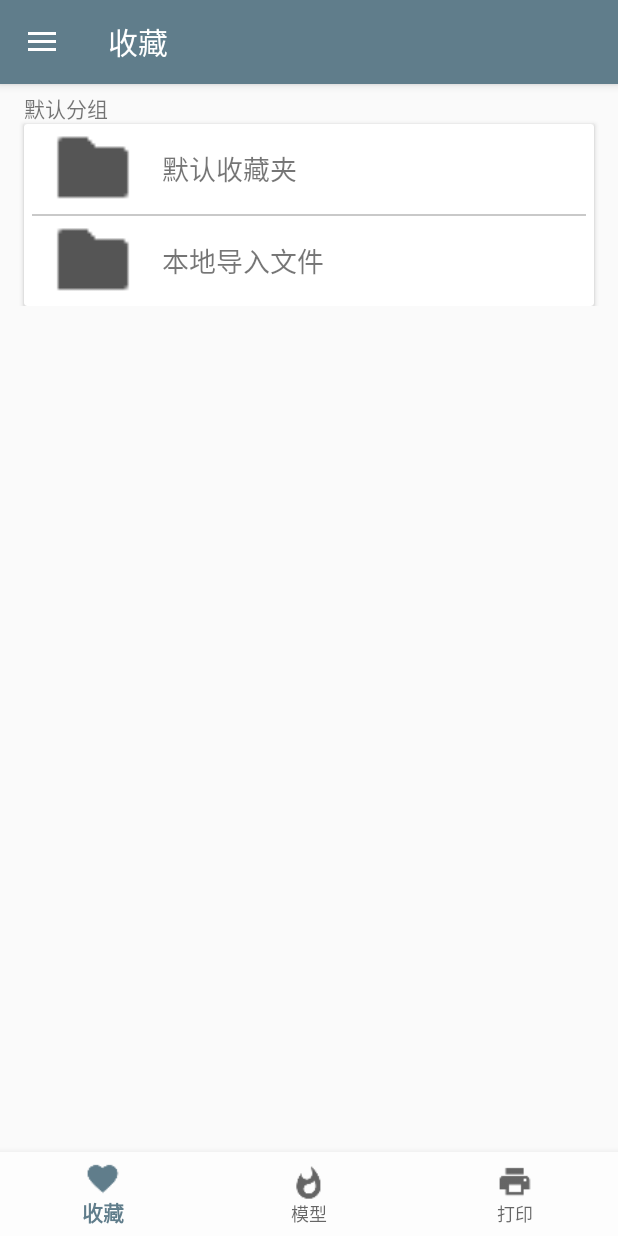
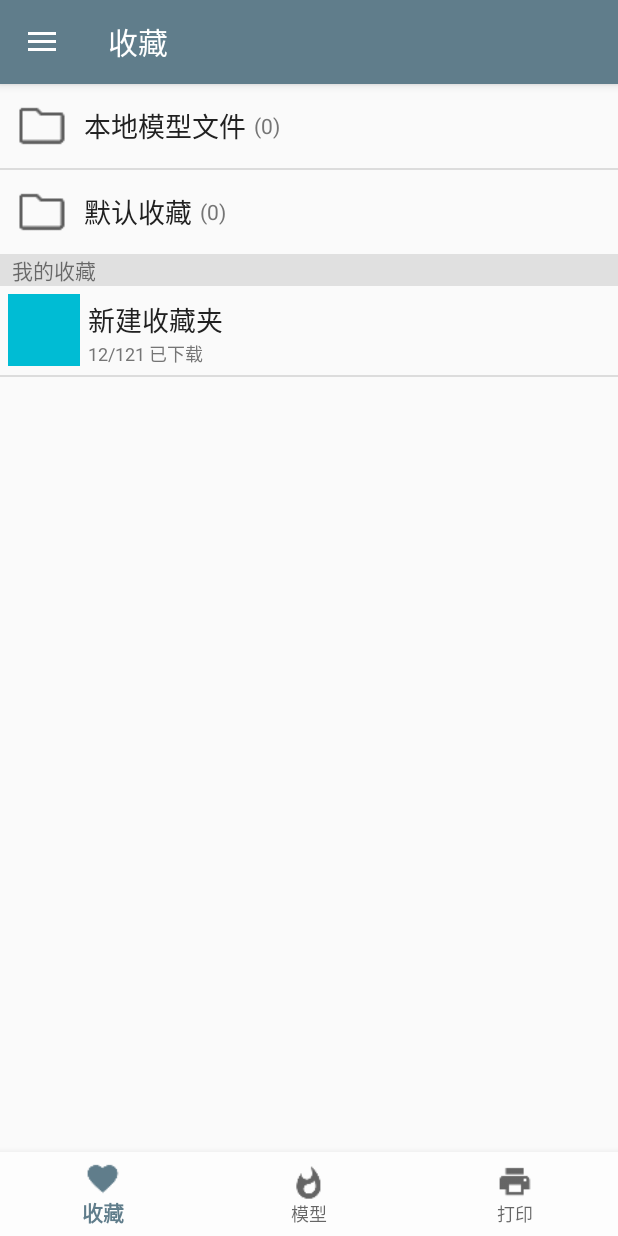
Before and after one commit to xhd-Git/3DPrint-Controller, an Android app: the screen it shows after launch (MainActivity), in the side drawer, after a tap on "分享", on a phone screen of 412 x 824 dp. Run offline under Robolectric (Android 15) with nearby library versions, the phone set to English and light mode, and no system bars; our stand-ins replace ButterKnife; libraries missing offline, so code that uses them is left out: com.facebook.drawee; pictures from the network do not load; 4 statements that could not run were skipped.

Commit message:
my favorite page : layout;

```diff
--- a/app/src/main/AndroidManifest.xml
+++ b/app/src/main/AndroidManifest.xml
@@ -45,7 +45,8 @@
         <activity
             android:name=".ui.PrintHistoryAct"
             android:label="打印历史" />
-        <activity android:name=".ui.ModelInfoAct"></activity>
+        <activity android:name=".ui.ModelInfoAct" />
+        <activity android:name=".ui.StlViewAct"></activity>
     </application>
 
 </manifest>
--- /dev/null
+++ b/app/src/main/java/com/realwork/reol/a3dprint_controller/entity/FavoriteInfoEntity.java
@@ -0,0 +1,42 @@
+package com.realwork.reol.a3dprint_controller.entity;
+
+import java.util.ArrayList;
+import java.util.List;
+
+/**
+ * Created by reol on 2017/4/19.
+ */
+
+public class FavoriteInfoEntity {
+    private String title;
+    private String number;
+
+    public FavoriteInfoEntity(String title, String number) {
+        this.title = title;
+        this.number = number;
+    }
+
+    public String getTitle() {
+        return title;
+    }
+
+    public void setTitle(String title) {
+        this.title = title;
+    }
+
+    public String getNumber() {
+        return number;
+    }
+
+    public void setNumber(String number) {
+        this.number = number;
+    }
+
+    public static ArrayList<FavoriteInfoEntity> getDefaultList(){
+        ArrayList<FavoriteInfoEntity> list = new ArrayList<>(2);
+        list.add(new FavoriteInfoEntity("本地模型文件","(0)"));
+        list.add(new FavoriteInfoEntity("默认收藏","(0)"));
+
+        return list;
+    }
+}
--- /dev/null
+++ b/app/src/main/java/com/realwork/reol/a3dprint_controller/entity/MineFavoriteEntity.java
@@ -0,0 +1,70 @@
+package com.realwork.reol.a3dprint_controller.entity;
+
+import android.graphics.Bitmap;
+
+import java.util.ArrayList;
+
+/**
+ * Created by reol on 2017/4/19.
+ */
+
+public class MineFavoriteEntity {
+    private Bitmap icon;
+    private String title;
+    private String info; // FIXME: 2017/4/19 还要分解，先做个视觉效果
+    private int location;
+
+    public MineFavoriteEntity(Bitmap icon, String title, String info, int location) {
+        this.icon = icon;
+        this.title = title;
+        this.info = info;
+        this.location = location;
+    }
+
+    public MineFavoriteEntity(String title, String info, int location) {
+        this.title = title;
+        this.info = info;
+        this.location = location;
+    }
+
+    public MineFavoriteEntity() {
+    }
+
+    public Bitmap getIcon() {
+        return icon;
+    }
+
+    public void setIcon(Bitmap icon) {
+        this.icon = icon;
+    }
+
+    public String getTitle() {
+        return title;
+    }
+
+    public void setTitle(String title) {
+        this.title = title;
+    }
+
+    public String getInfo() {
+        return info;
+    }
+
+    public void setInfo(String info) {
+        this.info = info;
+    }
+
+    public int getLocation() {
+        return location;
+    }
+
+    public void setLocation(int location) {
+        this.location = location;
+    }
+
+    public static ArrayList<MineFavoriteEntity> getDefaultList(){
+        ArrayList<MineFavoriteEntity> list = new ArrayList<>();
+        list.add(new MineFavoriteEntity());
+        return list;
+    }
+}
--- /dev/null
+++ b/app/src/main/java/com/realwork/reol/a3dprint_controller/ui/Adapter/DefaultListAdapter.java
@@ -0,0 +1,69 @@
+package com.realwork.reol.a3dprint_controller.ui.Adapter;
+
+import android.content.Context;
+import android.view.LayoutInflater;
+import android.view.View;
+import android.view.ViewGroup;
+import android.widget.BaseAdapter;
+import android.widget.TextView;
+
+import com.realwork.reol.a3dprint_controller.R;
+import com.realwork.reol.a3dprint_controller.entity.FavoriteInfoEntity;
+
+import java.util.ArrayList;
+import java.util.List;
+import java.util.zip.Inflater;
+
+/**
+ * Created by reol on 2017/4/19.
+ */
+
+public class DefaultListAdapter extends BaseAdapter {
+
+    private List<FavoriteInfoEntity> list;
+    private Context context;
+
+    public DefaultListAdapter(List<FavoriteInfoEntity> list, Context context) {
+        this.list = list;
+        this.context = context;
+    }
+
+    @Override
+    public int getCount() {
+        return list.size();
+    }
+
+    @Override
+    public Object getItem(int position) {
+        return list.get(position);
+    }
+
+    @Override
+    public long getItemId(int position) {
+        return position;
+    }
+
+    @Override
+    public View getView(int position, View convertView, ViewGroup parent) {
+        ViewHolder holder;
+
+        if (convertView == null) {
+            convertView = LayoutInflater.from(context).inflate(R.layout.item_list_default,parent,false);
+            holder = new ViewHolder();
+            holder.tvTitle = (TextView) convertView.findViewById(R.id.item_list_default_title);
+            holder.tvNumber = (TextView) convertView.findViewById(R.id.item_list_default_number);
+            convertView.setTag(holder);
+        } else {
+            holder = (ViewHolder) convertView.getTag();
+        }
+
+        holder.tvTitle.setText(list.get(position).getTitle());
+        holder.tvNumber.setText(list.get(position).getNumber());
+        return convertView;
+    }
+
+    private class ViewHolder {
+        TextView tvTitle;
+        TextView tvNumber;
+    }
+}
--- /dev/null
+++ b/app/src/main/java/com/realwork/reol/a3dprint_controller/ui/Adapter/MineListAdapter.java
@@ -0,0 +1,90 @@
+package com.realwork.reol.a3dprint_controller.ui.Adapter;
+
+import android.content.Context;
+import android.view.LayoutInflater;
+import android.view.View;
+import android.view.ViewGroup;
+import android.widget.BaseAdapter;
+import android.widget.ImageView;
+import android.widget.TextView;
+import android.widget.Toast;
+
+import com.realwork.reol.a3dprint_controller.R;
+import com.realwork.reol.a3dprint_controller.entity.MineFavoriteEntity;
+
+import java.lang.reflect.Array;
+import java.util.ArrayList;
+
+/**
+ * Created by reol on 2017/4/19.
+ */
+
+public class MineListAdapter extends BaseAdapter {
+    private ArrayList<MineFavoriteEntity> list;
+    private Context context;
+
+    public MineListAdapter(ArrayList<MineFavoriteEntity> list, Context context) {
+        this.list = list;
+        this.context = context;
+    }
+
+    @Override
+    public int getCount() {
+        return list.size();
+    }
+
+    @Override
+    public Object getItem(int position) {
+        return list.get(position);
+    }
+
+    @Override
+    public long getItemId(int position) {
+        return position;
+    }
+
+    @Override
+    public View getView(int position, View convertView, ViewGroup parent) {
+        ViewHolder holder;
+        if (convertView == null){
+            convertView = LayoutInflater.from(context).inflate(R.layout.item_list_mine,parent,false);
+            holder = new ViewHolder();
+            holder.iv_icon = (ImageView) convertView.findViewById(R.id.item_list_mine_icon);
+            holder.tv_title = (TextView) convertView.findViewById(R.id.item_list_mine_title);
+            holder.tv_info = (TextView) convertView.findViewById(R.id.item_list_mine_info);
+            holder.iv_more = (ImageView) convertView.findViewById(R.id.item_list_mine_more);
+
+            convertView.setTag(holder);
+        } else {
+            holder = (ViewHolder) convertView.getTag();
+        }
+
+        if (list.get(position).getIcon() != null){
+            holder.iv_icon.setImageBitmap(list.get(position).getIcon());
+        }
+
+        if (list.get(position).getTitle() != null){
+            holder.tv_title.setText(list.get(position).getTitle());
+        }
+
+        if (list.get(position).getInfo() != null){
+            holder.tv_info.setText(list.get(position).getInfo());
+        }
+
+        holder.iv_more.setOnClickListener(new View.OnClickListener() {
+            @Override
+            public void onClick(View v) {
+                Toast.makeText(context, "more", Toast.LENGTH_SHORT).show();
+            }
+        });
+
+        return convertView;
+    }
+
+    private class ViewHolder{
+        ImageView iv_icon;
+        TextView tv_title;
+        TextView tv_info;
+        ImageView iv_more;
+    }
+}
--- a/app/src/main/java/com/realwork/reol/a3dprint_controller/ui/MainActivity.java
+++ b/app/src/main/java/com/realwork/reol/a3dprint_controller/ui/MainActivity.java
@@ -1,11 +1,8 @@
 package com.realwork.reol.a3dprint_controller.ui;
 
-import android.app.DownloadManager;
 import android.content.DialogInterface;
 import android.content.Intent;
 import android.os.Bundle;
-import android.os.Handler;
-import android.os.Message;
 import android.support.annotation.NonNull;
 import android.support.design.widget.BottomNavigationView;
 import android.support.v4.app.Fragment;
@@ -14,22 +11,18 @@ import android.support.v4.view.ViewPager;
 import android.support.design.widget.NavigationView;
 import android.support.v4.view.GravityCompat;
 import android.support.v4.widget.DrawerLayout;
-import android.support.v4.widget.SwipeRefreshLayout;
 import android.support.v7.app.ActionBarDrawerToggle;
 import android.support.v7.app.AlertDialog;
 import android.support.v7.app.AppCompatActivity;
-import android.support.v7.widget.RecyclerView;
 import android.support.v7.widget.Toolbar;
 import android.view.Menu;
 import android.view.MenuItem;
 import android.view.View;
-import android.widget.RelativeLayout;
 
 import com.realwork.reol.a3dprint_controller.R;
 import com.realwork.reol.a3dprint_controller.ui.Adapter.ViewPagerAdapter;
-import com.realwork.reol.a3dprint_controller.ui.base.BaseActivity;
 import com.realwork.reol.a3dprint_controller.ui.fragment.MainFragment;
-import com.realwork.reol.a3dprint_controller.ui.fragment.MoreModelFragment;
+import com.realwork.reol.a3dprint_controller.ui.fragment.FavoriteFragment;
 import com.realwork.reol.a3dprint_controller.ui.fragment.PrintFragment;
 
 import java.util.ArrayList;
@@ -78,7 +71,7 @@ public class MainActivity extends AppCompatActivity
     }
 
     private void setupData() {
-        list.add(new MoreModelFragment());
+        list.add(new FavoriteFragment());
         list.add(new MainFragment());
         list.add(new PrintFragment());
 
--- /dev/null
+++ b/app/src/main/java/com/realwork/reol/a3dprint_controller/ui/StlViewAct.java
@@ -0,0 +1,16 @@
+package com.realwork.reol.a3dprint_controller.ui;
+
+import android.support.v7.app.AppCompatActivity;
+import android.os.Bundle;
+
+import com.realwork.reol.a3dprint_controller.R;
+import com.realwork.reol.a3dprint_controller.ui.base.BaseActivity;
+
+public class StlViewAct extends BaseActivity{
+
+    @Override
+    protected void onCreate(Bundle savedInstanceState) {
+        super.onCreate(savedInstanceState);
+        setContentView(R.layout.activity_stl_view);
+    }
+}
--- /dev/null
+++ b/app/src/main/java/com/realwork/reol/a3dprint_controller/ui/fragment/FavoriteFragment.java
@@ -0,0 +1,69 @@
+package com.realwork.reol.a3dprint_controller.ui.fragment;
+
+import android.os.Bundle;
+import android.support.annotation.Nullable;
+import android.support.v4.app.Fragment;
+import android.view.LayoutInflater;
+import android.view.View;
+import android.view.ViewGroup;
+import android.widget.AdapterView;
+import android.widget.ListView;
+import android.widget.Toast;
+
+import com.realwork.reol.a3dprint_controller.R;
+import com.realwork.reol.a3dprint_controller.entity.FavoriteInfoEntity;
+import com.realwork.reol.a3dprint_controller.entity.MineFavoriteEntity;
+import com.realwork.reol.a3dprint_controller.ui.Adapter.DefaultListAdapter;
+import com.realwork.reol.a3dprint_controller.ui.Adapter.MineListAdapter;
+
+import java.util.ArrayList;
+import java.util.List;
+
+import butterknife.BindView;
+import butterknife.ButterKnife;
+
+/**
+ * Created by reol on 2017/4/6.
+ */
+
+public class FavoriteFragment extends Fragment {
+
+    @BindView(R.id.list_default)
+    ListView listDefault;
+    @BindView(R.id.list_mine)
+    ListView listMine;
+
+    @Override
+    public void onCreate(@Nullable Bundle savedInstanceState) {
+        super.onCreate(savedInstanceState);
+
+    }
+
+    @Nullable
+    @Override
+    public View onCreateView(LayoutInflater inflater, @Nullable ViewGroup container, @Nullable Bundle savedInstanceState) {
+        View view = inflater.inflate(R.layout.frag_favorite,container,false);
+        ButterKnife.bind(this,view);
+        final ArrayList<FavoriteInfoEntity> list = FavoriteInfoEntity.getDefaultList();
+        DefaultListAdapter adapter = new DefaultListAdapter(list,getContext());
+        listDefault.setAdapter(adapter);
+
+        listDefault.setOnItemClickListener(new AdapterView.OnItemClickListener() {
+            @Override
+            public void onItemClick(AdapterView<?> parent, View view, int position, long id) {
+                Toast.makeText(getContext(), list.get(position).getTitle(), Toast.LENGTH_SHORT).show();
+            }
+        });
+
+        final ArrayList<MineFavoriteEntity> list2 = new ArrayList<>();
+        list2.add(new MineFavoriteEntity());
+        listMine.setAdapter(new MineListAdapter(list2,getContext()));
+        listMine.setOnItemClickListener(new AdapterView.OnItemClickListener() {
+            @Override
+            public void onItemClick(AdapterView<?> parent, View view, int position, long id) {
+                Toast.makeText(getContext(), list2.get(position).getTitle(), Toast.LENGTH_SHORT).show();
+            }
+        });
+        return view;
+    }
+}
--- a/app/src/main/java/com/realwork/reol/a3dprint_controller/ui/fragment/MoreModelFragment.java
+++ /dev/null
@@ -1,24 +0,0 @@
-package com.realwork.reol.a3dprint_controller.ui.fragment;
-
-import android.os.Bundle;
-import android.support.annotation.Nullable;
-import android.support.v4.app.Fragment;
-import android.view.LayoutInflater;
-import android.view.View;
-import android.view.ViewGroup;
-
-import com.realwork.reol.a3dprint_controller.R;
-
-/**
- * Created by reol on 2017/4/6.
- */
-
-public class MoreModelFragment extends Fragment {
-
-    @Nullable
-    @Override
-    public View onCreateView(LayoutInflater inflater, @Nullable ViewGroup container, @Nullable Bundle savedInstanceState) {
-        View view = inflater.inflate(R.layout.frag_more,container,false);
-        return view;
-    }
-}
--- /dev/null
+++ b/app/src/main/res/layout/activity_stl_view.xml
@@ -0,0 +1,14 @@
+<?xml version="1.0" encoding="utf-8"?>
+<LinearLayout xmlns:android="http://schemas.android.com/apk/res/android"
+    xmlns:app="http://schemas.android.com/apk/res-auto"
+    xmlns:tools="http://schemas.android.com/tools"
+    android:layout_width="match_parent"
+    android:layout_height="match_parent"
+    android:orientation="vertical"
+    tools:context="com.realwork.reol.a3dprint_controller.ui.StlViewAct">
+
+    <com.realwork.reol.a3dprint_controller.stl.STLView
+
+        android:layout_width="match_parent"
+        android:layout_height="match_parent" />
+</LinearLayout>
--- /dev/null
+++ b/app/src/main/res/layout/frag_favorite.xml
@@ -0,0 +1,27 @@
+<?xml version="1.0" encoding="utf-8"?>
+<LinearLayout xmlns:android="http://schemas.android.com/apk/res/android"
+    xmlns:tools="http://schemas.android.com/tools"
+    android:layout_width="match_parent"
+    android:layout_height="match_parent"
+    android:orientation="vertical">
+
+    <ListView
+        android:id="@+id/list_default"
+        android:layout_width="match_parent"
+        android:layout_height="wrap_content" />
+
+    <TextView
+        android:id="@+id/tv_mine"
+        android:layout_width="match_parent"
+        android:layout_height="wrap_content"
+        android:background="#e0e0e0"
+        android:paddingLeft="8dp"
+        android:text="我的收藏" />
+
+    <ListView
+        android:id="@+id/list_mine"
+        android:layout_width="match_parent"
+        android:layout_height="match_parent" />
+
+
+</LinearLayout>
--- a/app/src/main/res/layout/frag_more.xml
+++ /dev/null
@@ -1,82 +0,0 @@
-<?xml version="1.0" encoding="utf-8"?>
-<ScrollView xmlns:android="http://schemas.android.com/apk/res/android"
-    android:layout_width="match_parent"
-    android:layout_height="match_parent"
-    android:orientation="vertical">
-
-    <LinearLayout
-        android:layout_width="match_parent"
-        android:layout_height="match_parent"
-        android:orientation="vertical">
-
-        <TextView
-            android:layout_width="wrap_content"
-            android:layout_height="wrap_content"
-            android:layout_marginLeft="16dp"
-            android:layout_marginTop="5dp"
-            android:text="默认分组" />
-
-        <android.support.v7.widget.CardView
-            android:layout_width="match_parent"
-            android:layout_height="wrap_content"
-
-            android:layout_marginLeft="@dimen/activity_vertical_margin"
-            android:layout_marginRight="@dimen/activity_vertical_margin">
-
-            <LinearLayout
-                android:layout_width="match_parent"
-                android:layout_height="wrap_content"
-                android:orientation="vertical">
-
-                <LinearLayout
-                    android:id="@+id/ll_my_favorite"
-                    android:layout_width="match_parent"
-                    android:layout_height="wrap_content"
-                    android:orientation="horizontal">
-
-                    <ImageView
-                        android:layout_width="60dp"
-                        android:layout_height="60dp"
-                        android:layout_marginLeft="@dimen/activity_vertical_margin"
-                        android:background="@mipmap/ic_folder_white_18dp" />
-
-                    <TextView
-                        android:layout_width="wrap_content"
-                        android:layout_height="wrap_content"
-                        android:layout_gravity="center_vertical"
-                        android:layout_marginLeft="@dimen/activity_vertical_margin"
-                        android:text="默认收藏夹"
-                        android:textSize="18sp" />
-                </LinearLayout>
-
-                <View
-                    android:layout_width="match_parent"
-                    android:layout_height="1dp"
-                    android:layout_marginLeft="5dp"
-                    android:layout_marginRight="5dp"
-                    android:background="#36000000" />
-
-                <LinearLayout
-                    android:id="@+id/ll_local_model"
-                    android:layout_width="match_parent"
-                    android:layout_height="wrap_content"
-                    android:orientation="horizontal">
-
-                    <ImageView
-                        android:layout_width="60dp"
-                        android:layout_height="60dp"
-                        android:layout_marginLeft="@dimen/activity_vertical_margin"
-                        android:background="@mipmap/ic_folder_white_18dp" />
-
-                    <TextView
-                        android:layout_width="wrap_content"
-                        android:layout_height="wrap_content"
-                        android:layout_gravity="center_vertical"
-                        android:layout_marginLeft="@dimen/activity_vertical_margin"
-                        android:text="本地导入文件"
-                        android:textSize="18sp" />
-                </LinearLayout>
-            </LinearLayout>
-        </android.support.v7.widget.CardView>
-    </LinearLayout>
-</ScrollView>
--- /dev/null
+++ b/app/src/main/res/layout/item_list_default.xml
@@ -0,0 +1,32 @@
+<?xml version="1.0" encoding="utf-8"?>
+<LinearLayout xmlns:android="http://schemas.android.com/apk/res/android"
+    android:layout_width="match_parent"
+    android:layout_height="wrap_content"
+    android:orientation="horizontal"
+    android:gravity="center_vertical">
+
+    <ImageView
+        android:layout_width="36dp"
+        android:layout_height="36dp"
+        android:layout_marginLeft="@dimen/margin_10dp"
+        android:layout_marginTop="@dimen/margin_10dp"
+        android:layout_marginBottom="@dimen/margin_10dp"
+        android:background="@mipmap/ic_folder_gray_24dp"/>
+
+    <TextView
+        android:id="@+id/item_list_default_title"
+        android:layout_width="wrap_content"
+        android:layout_height="wrap_content"
+        android:layout_marginLeft="@dimen/margin_10dp"
+        android:text="本地导入"
+        android:textColor="@color/primary_text"
+        android:textSize="@dimen/text_size_18sp"/>
+
+    <TextView
+        android:id="@+id/item_list_default_number"
+        android:layout_width="wrap_content"
+        android:layout_height="wrap_content"
+        android:text="(121)"
+        android:layout_marginLeft="@dimen/margin_5dp"
+        android:textColor="@color/secondary_text"/>
+</LinearLayout>
--- /dev/null
+++ b/app/src/main/res/layout/item_list_mine.xml
@@ -0,0 +1,46 @@
+<?xml version="1.0" encoding="utf-8"?>
+<RelativeLayout xmlns:android="http://schemas.android.com/apk/res/android"
+    android:layout_width="match_parent"
+    android:layout_height="wrap_content"
+    android:orientation="horizontal"
+    android:padding="5dp">
+
+    <ImageView
+        android:id="@+id/item_list_mine_icon"
+        android:layout_width="48dp"
+        android:layout_height="48dp"
+        android:background="@color/accent"/>
+
+    <TextView
+        android:id="@+id/item_list_mine_title"
+        android:layout_width="wrap_content"
+        android:layout_height="wrap_content"
+        android:text="新建收藏夹"
+        android:textColor="@color/primary_text"
+        android:textSize="@dimen/text_size_18sp"
+        android:layout_alignTop="@id/item_list_mine_icon"
+        android:layout_toRightOf="@id/item_list_mine_icon"
+        android:layout_marginLeft="@dimen/margin_5dp"
+        android:layout_marginTop="3dp"/>
+
+    <TextView
+        android:id="@+id/item_list_mine_info"
+        android:layout_width="wrap_content"
+        android:layout_height="wrap_content"
+        android:text="12/121 已下载"
+        android:textSize="12sp"
+        android:textColor="@color/secondary_text"
+        android:layout_below="@id/item_list_mine_title"
+        android:layout_toRightOf="@id/item_list_mine_icon"
+        android:layout_marginLeft="@dimen/margin_5dp" />
+
+    <ImageView
+        android:id="@+id/item_list_mine_more"
+        android:layout_width="18dp"
+        android:layout_height="36dp"
+        android:layout_alignParentRight="true"
+        android:layout_centerVertical="true"
+        android:layout_marginRight="@dimen/margin_5dp"
+        />
+
+</RelativeLayout>
--- a/app/src/main/res/values/dimens.xml
+++ b/app/src/main/res/values/dimens.xml
@@ -5,4 +5,14 @@
     <dimen name="nav_header_vertical_spacing">16dp</dimen>
     <dimen name="nav_header_height">180dp</dimen>
     <dimen name="fab_margin">16dp</dimen>
+
+    <dimen name="margin_5dp">5dp</dimen>
+    <dimen name="margin_10dp">10dp</dimen>
+    <dimen name="margin_12dp">12dp</dimen>
+
+
+    <dimen name="text_size_18sp">18sp</dimen>
+    <dimen name="text_size_20sp">20sp</dimen>
+    <dimen name="text_size_22sp">22sp</dimen>
+    <dimen name="text_size_24sp">24sp</dimen>
 </resources>
```
Also changed, not shown: app/src/main/java/com/realwork/reol/a3dprint_controller/stl/STLView.java (+2 -11 lines), app/src/main/res/mipmap-xxhdpi/ic_folder_gray_24dp.png (added).
